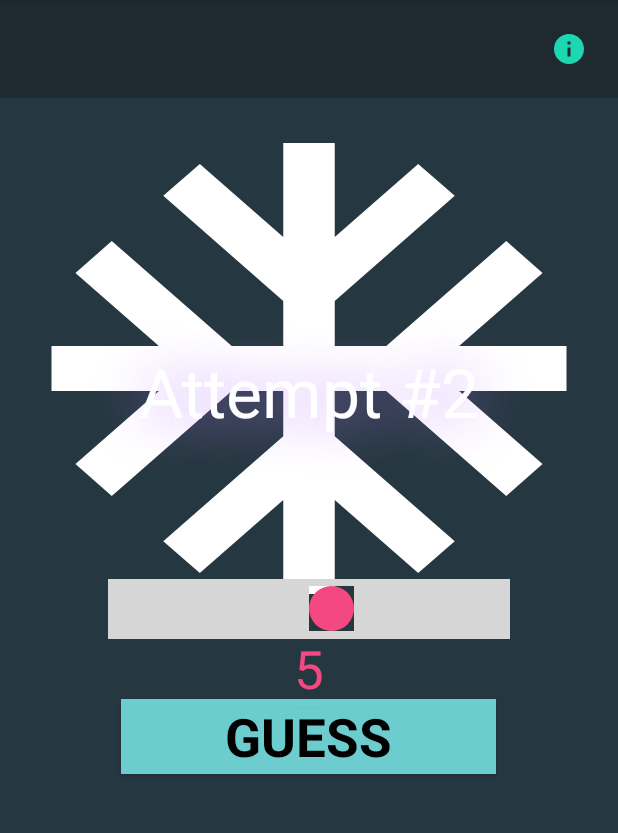
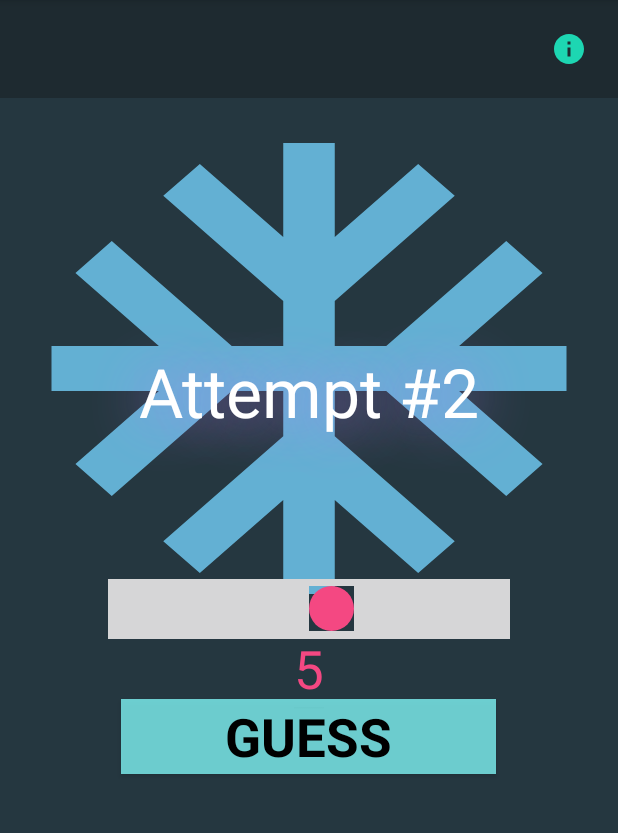
Before and after one commit to alexatwell/GuessingGame, an Android app: the screen it shows after launch (MainActivity), after a tap on "GUESS", on a phone screen of 412 x 824 dp, the part 84-917 px from its top. Run offline under Robolectric (Android 15) with nearby library versions, the phone set to English and light mode, and no system bars; 3 other taps on this screen came first.

Commit message:
minor adjustment

```diff
--- a/app/src/main/java/com/example/randomapp/MainActivity.java
+++ b/app/src/main/java/com/example/randomapp/MainActivity.java
@@ -182,13 +182,13 @@ public class MainActivity extends AppCompatActivity {
     // Decrement tries and end game if player is out of attempts
     public boolean monitorTries() {
         tries++;
-        if (tries >= maxTries){
+        if (tries == maxTries){
             remainder = "Last Chance!!";
         }else{
             remainder = "Attempt #" + tries;
         }
         attemptView.setText(remainder);
-        if (tries == maxTries && Integer.parseInt(String.valueOf(gRangeValue.getText())) != randVal ){
+        if (tries > maxTries && Integer.parseInt(String.valueOf(gRangeValue.getText())) != randVal ){
             mToast.setText("BETTER LUCK NEXT TIME!!");
             mToast.show();
             endCurrentGame();
--- a/app/src/main/res/drawable/ic_baseline_snowflake_24.xml
+++ b/app/src/main/res/drawable/ic_baseline_snowflake_24.xml
@@ -1,4 +1,4 @@
-<vector android:height="60dp" android:tint="#FFFFFF"
+<vector android:height="60dp" android:tint="#63b0d3"
     android:viewportHeight="24" android:viewportWidth="24"
     android:width="60dp" xmlns:android="http://schemas.android.com/apk/res/android">
     <path android:fillColor="@android:color/white" android:pathData="M22,11h-4.17l3.24,-3.24 -1.41,-1.42L15,11h-2V9l4.66,-4.66 -1.42,-1.41L13,6.17V2h-2v4.17L7.76,2.93 6.34,4.34 11,9v2H9L4.34,6.34 2.93,7.76 6.17,11H2v2h4.17l-3.24,3.24 1.41,1.42L9,13h2v2l-4.66,4.66 1.42,1.41L11,17.83V22h2v-4.17l3.24,3.24 1.42,-1.41L13,15v-2h2l4.66,4.66 1.41,-1.42L17.83,13H22z"/>
```
